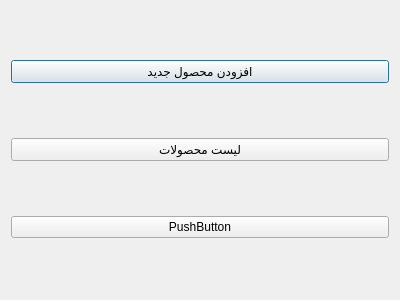
The window that menu/custumer_menu.ui (AP-projects-4001/alsa) describes before a commit, drawn with Qt 5.
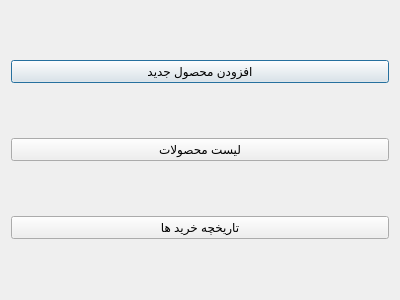
The same window after the commit.

What changed in the file:
```diff
--- a/menu/custumer_menu.ui
+++ b/menu/custumer_menu.ui
@@ -31,7 +31,7 @@
    <item>
     <widget class="QPushButton" name="pushButton_3">
      <property name="text">
-      <string>PushButton</string>
+      <string>تاریخچه خرید ها</string>
      </property>
     </widget>
    </item>
```
